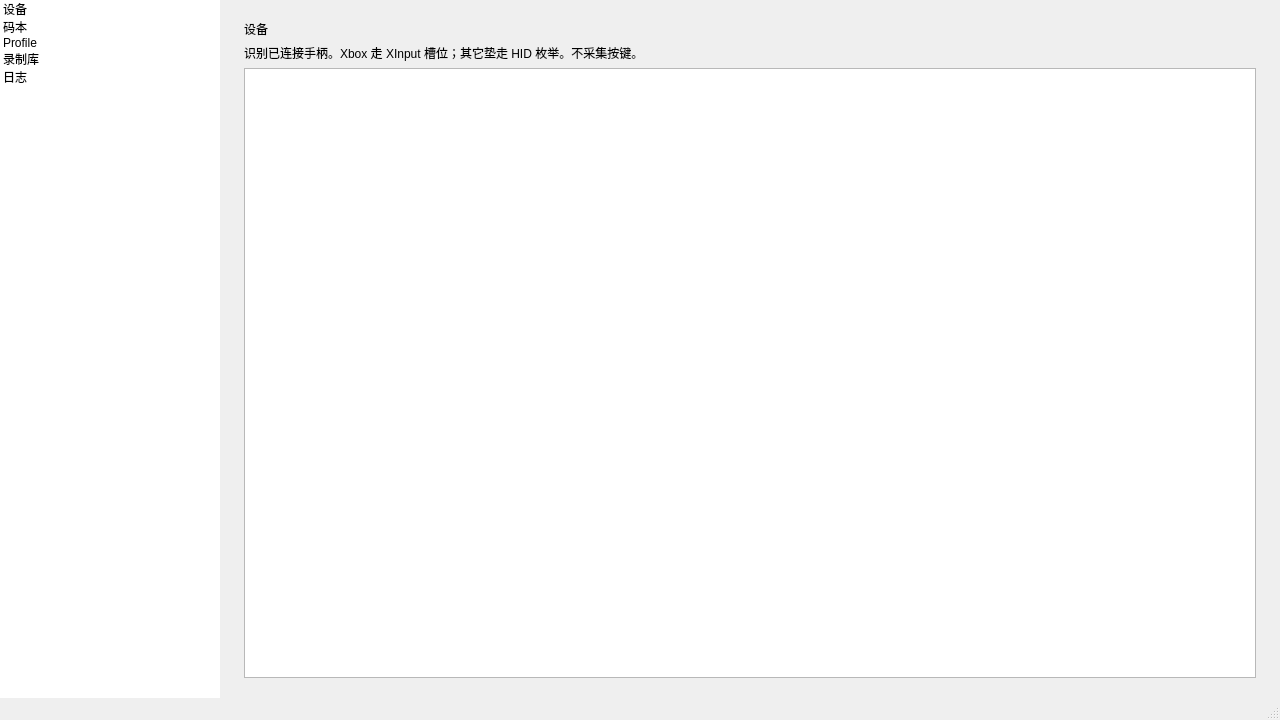
Above: PeripheralCapturer/Layout/MainWindow.ui from WHiTEMaxGitHub/PeripheralCapturer before the change. Below: the same form after it.
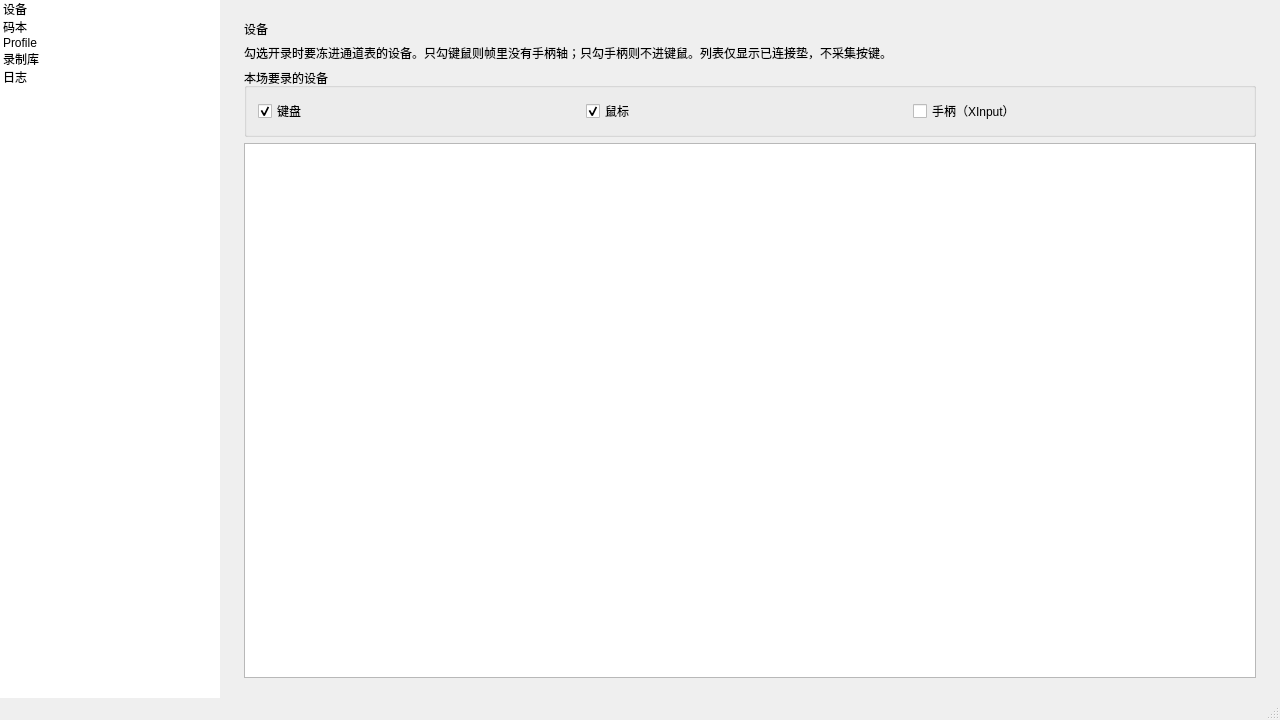
That is the form after the change.

Commit message:
feat: let the config window choose devices to record
Persist keyboard, mouse, and XInput checkboxes in app-config.json next to the exe. Empty selection falls back to keyboard plus mouse so a session always has a layout.

```diff
--- a/PeripheralCapturer/Layout/MainWindow.ui
+++ b/PeripheralCapturer/Layout/MainWindow.ui
@@ -115,13 +115,59 @@
         <item>
          <widget class="QLabel" name="hintDevices">
           <property name="text">
-           <string>识别已连接手柄。Xbox 走 XInput 槽位；其它垫走 HID 枚举。不采集按键。</string>
+           <string>勾选开录时要冻进通道表的设备。只勾键鼠则帧里没有手柄轴；只勾手柄则不进键鼠。列表仅显示已连接垫，不采集按键。</string>
           </property>
           <property name="wordWrap">
            <bool>true</bool>
           </property>
          </widget>
         </item>
+        <item>
+         <widget class="QGroupBox" name="recordTargets">
+          <property name="title">
+           <string>本场要录的设备</string>
+          </property>
+          <layout class="QHBoxLayout" name="layoutRecordTargets">
+           <item>
+            <widget class="QCheckBox" name="recordKeyboard">
+             <property name="text">
+              <string>键盘</string>
+             </property>
+             <property name="checked">
+              <bool>true</bool>
+             </property>
+            </widget>
+           </item>
+           <item>
+            <widget class="QCheckBox" name="recordMouse">
+             <property name="text">
+              <string>鼠标</string>
+             </property>
+             <property name="checked">
+              <bool>true</bool>
+             </property>
+            </widget>
+           </item>
+           <item>
+            <widget class="QCheckBox" name="recordGamepad">
+             <property name="text">
+              <string>手柄（XInput）</string>
+             </property>
+             <property name="checked">
+              <bool>false</bool>
+             </property>
+            </widget>
+           </item>
+           <item>
+            <spacer name="recordTargetsSpacer">
+             <property name="orientation">
+              <enum>Qt::Orientation::Horizontal</enum>
+             </property>
+            </spacer>
+           </item>
+          </layout>
+         </widget>
+        </item>
         <item>
          <widget class="QListWidget" name="deviceList"/>
         </item>
```
The commit also changes 5 other files.
